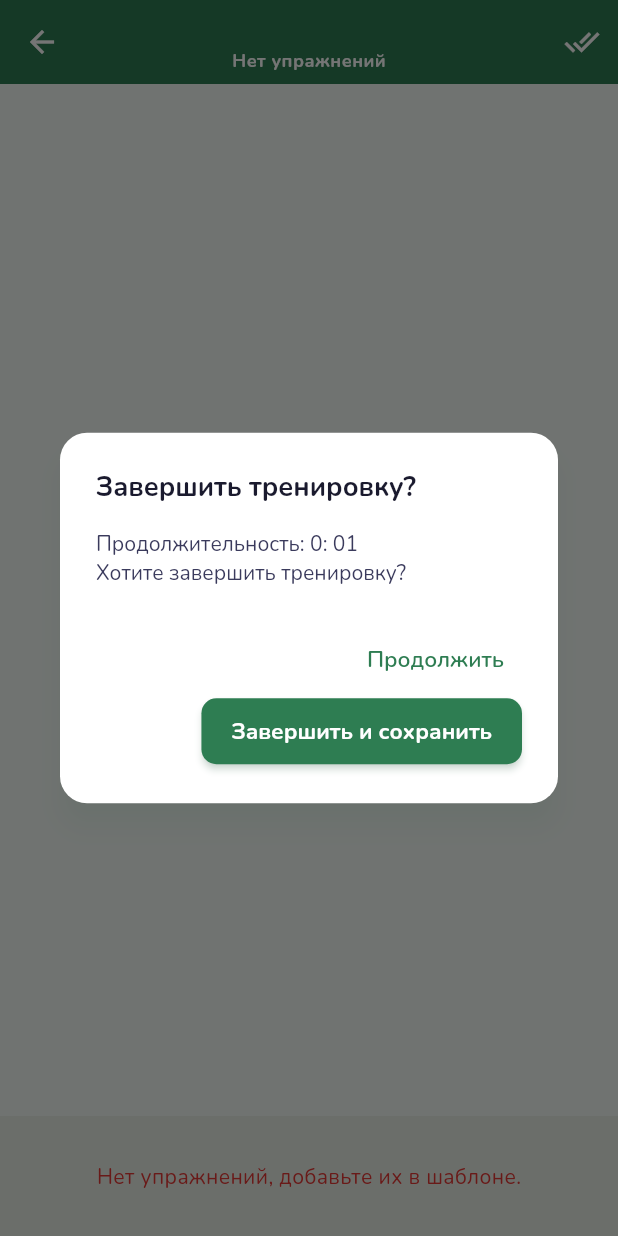
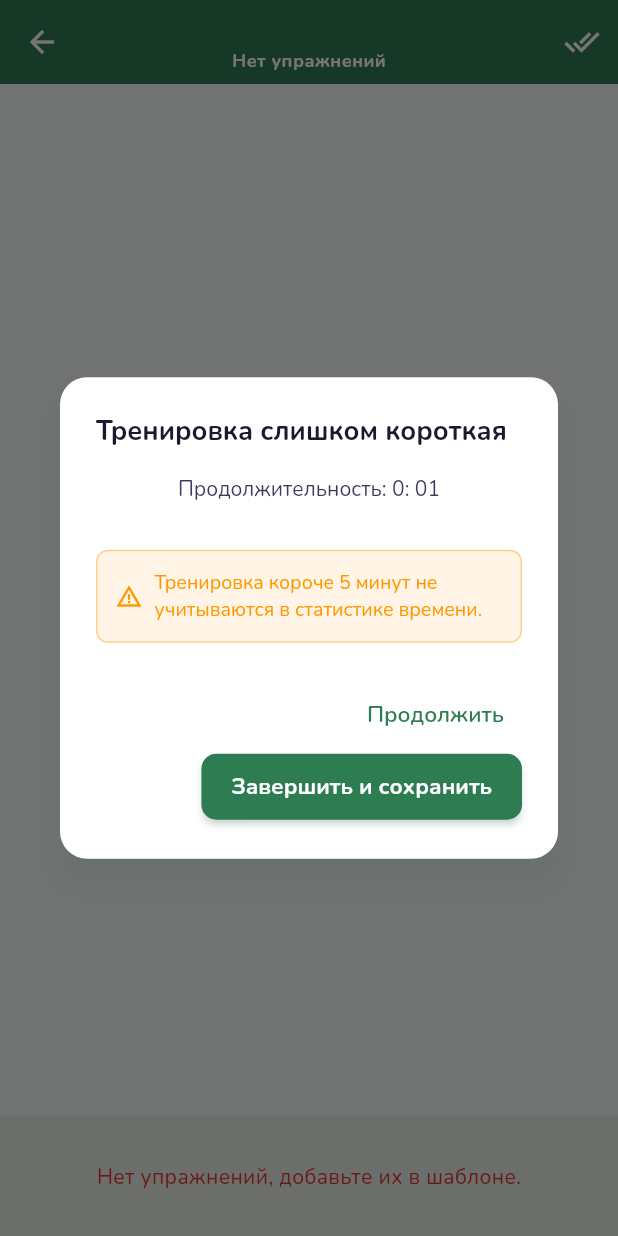
Before and after one commit to isJustDen/training_app, a Flutter app: the WorkoutScreen screen opened directly with empty values, after a tap on the "done all" icon, on a phone screen of 412 x 824 dp. Run offline on Flutter 3.47's test engine with Material 3 defaults, Android fonts, the phone set to English and light mode, and no system bars; our stand-ins replace audioplayers, flutter_local_notifications, google_fonts, shared_preferences; accounts and stored records are empty.

Commit message:
Fix: Устранена проблема, когда тренировке менее 5 минут влияли на среднее количество времени тренировок

```diff
--- a/lib/screens/workout_screen.dart
+++ b/lib/screens/workout_screen.dart
@@ -932,13 +932,44 @@ class _WorkoutScreenState extends State<WorkoutScreen>{
     final minutes = duration.inMinutes;
     final seconds = duration.inSeconds % 60;
 
+    final isTooShort = duration.inMinutes < 5;
+
     showDialog(
         context: context,
         builder: (context) => AlertDialog(
-          title: const Text('Завершить тренировку?'),
-          content: Text('Продолжительность: ${minutes}: ${seconds.toString().padLeft(2, '0')}\n'
-                        'Хотите завершить тренировку?'
-          ),
+          title: Text(isTooShort ? 'Тренировка слишком короткая':'Завершить тренировку?'),
+          content:Column(
+            mainAxisSize: MainAxisSize.min,
+            mainAxisAlignment: MainAxisAlignment.start,
+            children: [
+              Text('Продолжительность: ${minutes}: ${seconds.toString().padLeft(2, '0')}\n'
+              ),
+              if (isTooShort) ... [
+                const SizedBox(height: 12),
+                Container(
+                  padding: const EdgeInsets.all(12),
+                  decoration: BoxDecoration(
+                    color: Colors.orange.withOpacity(0.1),
+                    borderRadius: BorderRadius.circular(8),
+                    border: Border.all(color: Colors.orange.withOpacity(0.4)),
+                  ),
+                  child: const Row(
+                    children: [
+                      Icon(Icons.warning_amber, color: Colors.orange, size: 18,),
+                      SizedBox(width: 8,),
+                      Expanded(
+                          child: Text(
+                              'Тренировка короче 5 минут не учитываются в статистике времени.',
+                            style: TextStyle(fontSize: 13, color: Colors.orange),
+                          ),
+                      ),
+                    ],
+                  ),
+                ),
+              ] else
+                const Text('Хотите завершить тренировку?'),
+            ],
+    ),
           actions: [
             TextButton(
               onPressed : () => Navigator.pop(context),
@@ -969,9 +1000,8 @@ class _WorkoutScreenState extends State<WorkoutScreen>{
                   print('${progress.exercise.name}:'
                       '${progress.completedSets} подхода * ${progress.currentReps} повторений ='
                       '$totalReps всего повторений');
-
-
                 }
+                final recordedDuration = isTooShort ? 0 : duration.inSeconds;
 
                 // СОЗДАЕМ ЗАПИСЬ В ИСТОРИИ
                 final workoutHistory = WorkoutHistory(
@@ -979,7 +1009,7 @@ class _WorkoutScreenState extends State<WorkoutScreen>{
                   templateId: widget.template.id,
                   date: DateTime.now(),
                   exercises: completedExercises,
-                  duration: duration.inSeconds,
+                  duration: recordedDuration,
                 );
 
                 // СОХРАНЯЕМ В ИСТОРИЮ
@@ -1001,9 +1031,13 @@ class _WorkoutScreenState extends State<WorkoutScreen>{
 
                 // ПОКАЗЫВАЕМ УВЕДОМЛЕНИЕ О СОХРАНЕНИИ
                 ScaffoldMessenger.of(context).showSnackBar(
-                  const SnackBar(
-                    content: Text('Тренировка сохранена в историю'),
-                    backgroundColor: Colors.green,
+                  SnackBar(
+                    content: Text(
+                        isTooShort
+                        ? 'Сохранено без учёта времени ( меньше 5 минут)'
+                            : 'Тренировка сохранена в историю'
+                    ),
+                    backgroundColor: isTooShort ? Colors.orange : Colors.green,
                   ),
                 );
 
```
Also changed, not shown: lib/screens/stats_screen.dart (+10 -3 lines).
